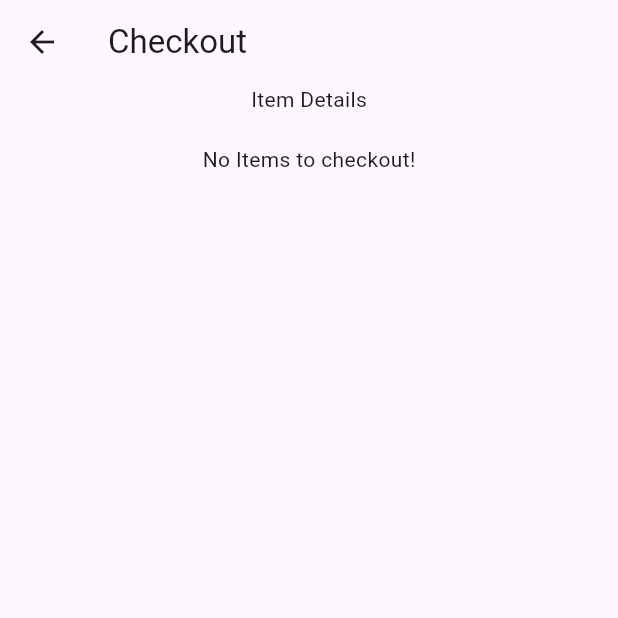
After one commit to gavirttt/exer-6-state-management-gavirttt, a Flutter app: the CheckoutPage screen opened by its route, on a phone screen of 412 x 824 dp, the top half of it. The commit adds this screen. Run offline on Flutter 3.47's test engine with Material 3 defaults, Android fonts, the phone set to English and light mode, and no system bars.

Commit message:
feat: added checkout page

```diff
--- a/my_app/lib/main.dart
+++ b/my_app/lib/main.dart
@@ -2,6 +2,7 @@ import 'package:flutter/material.dart';
 import 'package:provider/provider.dart';
 import 'package:my_app/screen/mycart.dart';
 import 'package:my_app/screen/mycatalog.dart';
+import 'package:my_app/screen/checkout.dart';
 import 'provider/shoppingcart_provider.dart';
 
 // multiprovider from provider package
@@ -25,6 +26,7 @@ class MyApp extends StatelessWidget {
       routes: {
         "/cart": (context) => const MyCart(), // page route for cart page
         "/products": (context) => const MyCatalog(), // page route for catalog page
+        "/checkout": (context) => const CheckoutPage(), // page route for checkout page
       },
       home: const MyCatalog(),
     );
--- /dev/null
+++ b/my_app/lib/screen/checkout.dart
@@ -0,0 +1,80 @@
+import 'package:flutter/material.dart';
+import 'package:my_app/model/item.dart';
+import "package:provider/provider.dart";
+import "package:my_app/provider/shoppingcart_provider.dart";
+
+// class for checkout page
+class CheckoutPage extends StatelessWidget {
+  const CheckoutPage({super.key});
+
+  @override
+  Widget build(BuildContext context) {
+    return Scaffold(
+      appBar: AppBar(title: const Text("Checkout")),
+      body: Column(
+        mainAxisAlignment: MainAxisAlignment.start,
+        children: [
+          // call getter for items in cart
+          const Center(child: Text("Item Details")),
+          getItems(context),
+        ],
+      ),
+    );
+  }
+
+
+// getter for items in cart
+  Widget getItems(BuildContext context) {
+    List<Item> products = context.watch<ShoppingCart>().cart;
+    // what to display based on the contents of the products list
+    if(products.isEmpty){
+      return const Text('\nNo Items to checkout!');
+    } else {
+      return Expanded(
+        child: Column(
+        children: [
+          Flexible(
+              child: ListView.builder(
+              itemCount: products.length,
+              itemBuilder: (BuildContext context, int index) {
+                return ListTile(
+                  title: Text(products[index].name),
+                  trailing: Text("${products[index].price}")
+                );
+              },
+            )
+          ),
+          Expanded(
+            child: Column(
+              children: [
+                // shows the total cost of items in cart
+                computeCost(),
+                ElevatedButton(
+                  onPressed: () {
+                      context.read<ShoppingCart>().removeAll();
+                      Navigator.pushNamed(context, "/products");
+                      ScaffoldMessenger.of(context).showSnackBar(
+                        const SnackBar(
+                          content: Text("Payment successful!"),
+                          duration: Duration(seconds: 1, milliseconds: 100),
+                        )
+                      );
+                  },
+                  child: const Text("Pay Now!")
+                ),
+              ]
+            )
+          )
+        ],
+      ));
+    }
+  }
+
+
+// getter for total cost of items in cart
+  Widget computeCost() {
+    return Consumer<ShoppingCart>(builder: (context, cart, child) {
+      return Text("Total Cost to Pay: ${cart.cartTotal}");
+    });
+  }
+}
```
